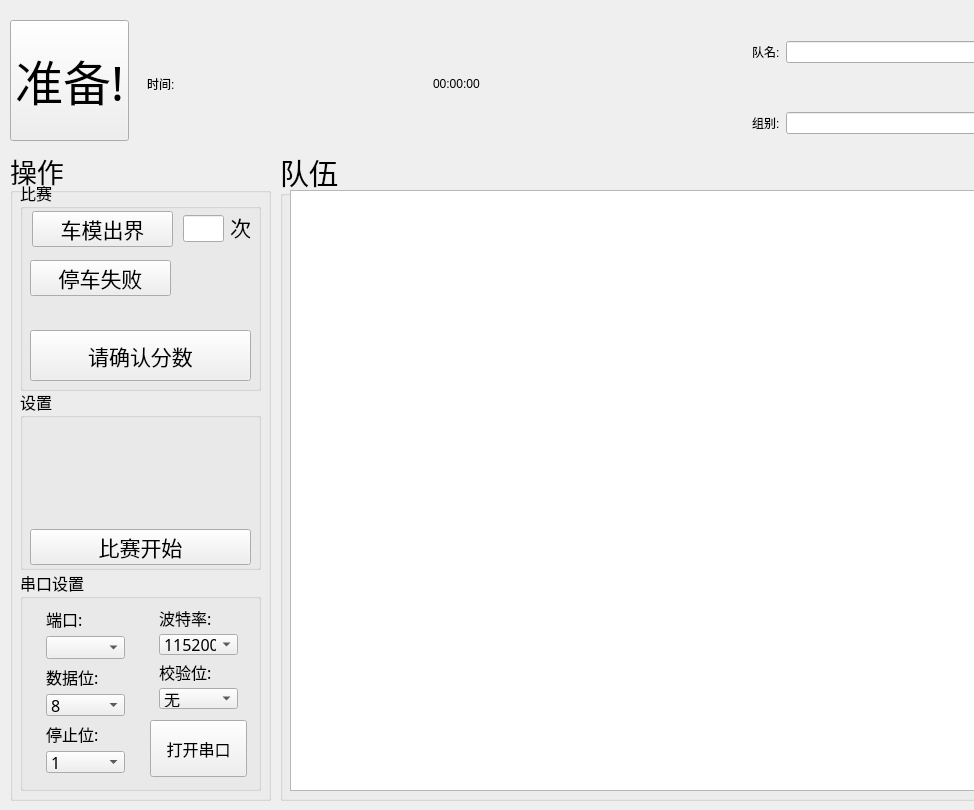
Qt form mainwindow.ui (ZzzzzzS/TimingSystemUper) before a commit; both pictures show x 0 to 974 and y 0 to 810 of the 1440 by 810 pixel window.
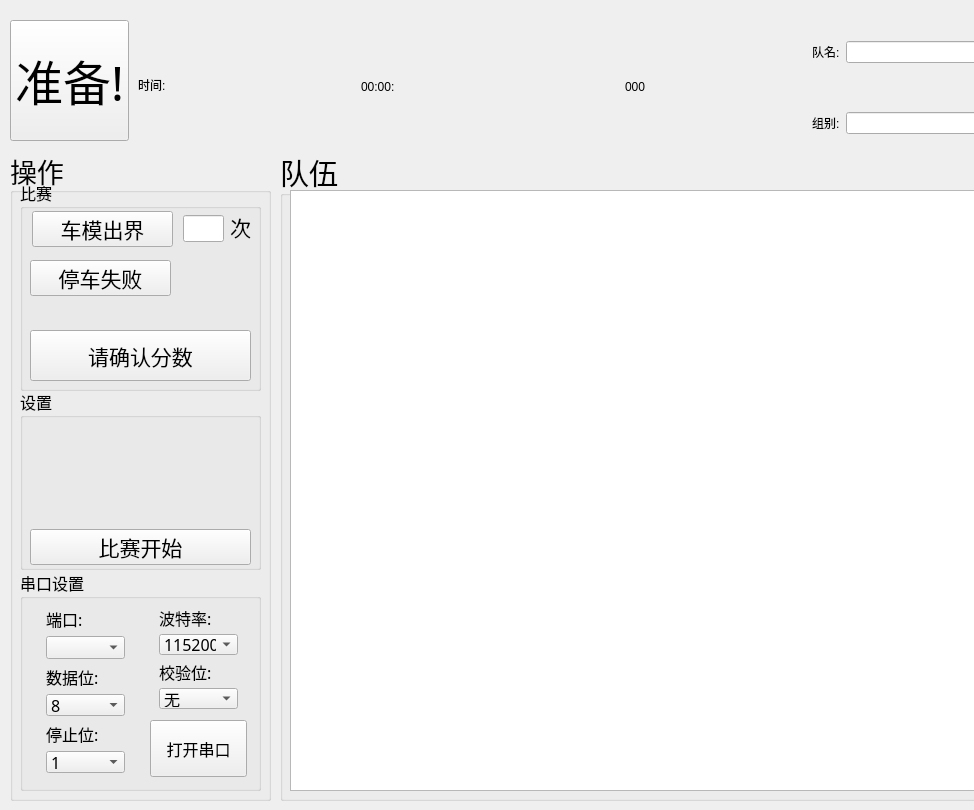
The same form after that commit.

Commit message: 添加计时器功能

Diff of the .ui file:
```diff
--- a/mainwindow.ui
+++ b/mainwindow.ui
@@ -39,38 +39,6 @@
      <string>准备!</string>
     </property>
    </widget>
-   <widget class="QWidget" name="layoutWidget">
-    <property name="geometry">
-     <rect>
-      <x>136</x>
-      <y>21</y>
-      <width>587</width>
-      <height>126</height>
-     </rect>
-    </property>
-    <layout class="QHBoxLayout" name="horizontalLayout">
-     <item>
-      <widget class="QLabel" name="label_3">
-       <property name="styleSheet">
-        <string notr="true">font: 25 72pt &quot;微软雅黑 Light&quot;;</string>
-       </property>
-       <property name="text">
-        <string>时间:</string>
-       </property>
-      </widget>
-     </item>
-     <item>
-      <widget class="QLabel" name="TimeLine">
-       <property name="styleSheet">
-        <string notr="true">font: 25 72pt &quot;微软雅黑 Light&quot;;</string>
-       </property>
-       <property name="text">
-        <string>00:00:00</string>
-       </property>
-      </widget>
-     </item>
-    </layout>
-   </widget>
    <widget class="QGroupBox" name="groupBox">
     <property name="geometry">
      <rect>
@@ -459,9 +427,9 @@
    <widget class="QWidget" name="layoutWidget">
     <property name="geometry">
      <rect>
-      <x>741</x>
+      <x>801</x>
       <y>20</y>
-      <width>691</width>
+      <width>631</width>
       <height>64</height>
      </rect>
     </property>
@@ -523,9 +491,9 @@
    <widget class="QWidget" name="layoutWidget">
     <property name="geometry">
      <rect>
-      <x>741</x>
+      <x>801</x>
       <y>91</y>
-      <width>471</width>
+      <width>411</width>
       <height>64</height>
      </rect>
     </property>
@@ -552,6 +520,54 @@
      </item>
     </layout>
    </widget>
+   <widget class="QLabel" name="label_3">
+    <property name="geometry">
+     <rect>
+      <x>138</x>
+      <y>23</y>
+      <width>215</width>
+      <height>124</height>
+     </rect>
+    </property>
+    <property name="styleSheet">
+     <string notr="true">font: 25 72pt &quot;微软雅黑 Light&quot;;</string>
+    </property>
+    <property name="text">
+     <string>时间:</string>
+    </property>
+   </widget>
+   <widget class="QLabel" name="TimeLine">
+    <property name="geometry">
+     <rect>
+      <x>361</x>
+      <y>25</y>
+      <width>258</width>
+      <height>124</height>
+     </rect>
+    </property>
+    <property name="styleSheet">
+     <string notr="true">font: 25 72pt &quot;微软雅黑 Light&quot;;</string>
+    </property>
+    <property name="text">
+     <string>00:00:</string>
+    </property>
+   </widget>
+   <widget class="QLabel" name="TimeLine_MS">
+    <property name="geometry">
+     <rect>
+      <x>625</x>
+      <y>25</y>
+      <width>161</width>
+      <height>124</height>
+     </rect>
+    </property>
+    <property name="styleSheet">
+     <string notr="true">font: 25 72pt &quot;微软雅黑 Light&quot;;</string>
+    </property>
+    <property name="text">
+     <string>000</string>
+    </property>
+   </widget>
   </widget>
  </widget>
  <layoutdefault spacing="6" margin="11"/>
```
The commit also changes 2 other files.
